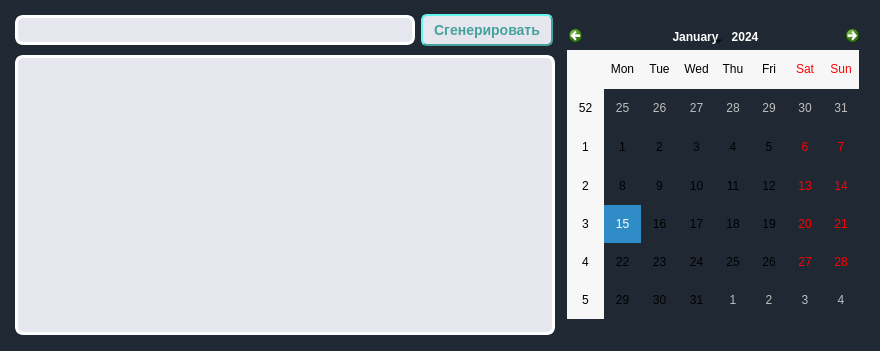
Above: ui/GenerationTaskWindow.ui from kiozet/TaskManagerWithAI before the change. Below: the same form after it.
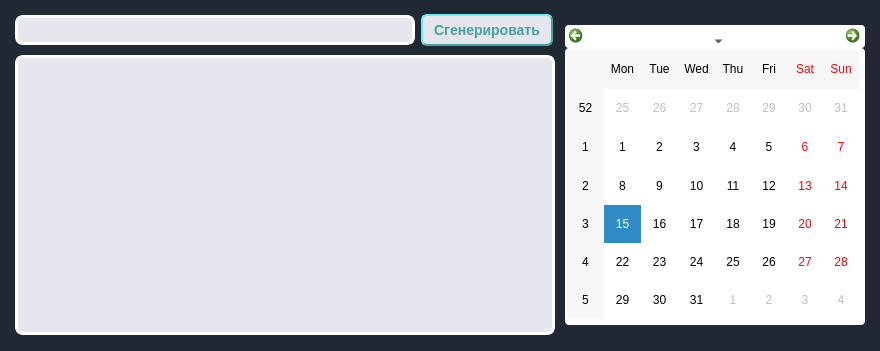
That is the form after the change.

Commit message: Edit background color in GenerationTaskWindow for calendar. Edit background-color in auth

Patch:
```diff
--- a/ui/GenerationTaskWindow.ui
+++ b/ui/GenerationTaskWindow.ui
@@ -184,7 +184,8 @@
       </size>
      </property>
      <property name="styleSheet">
-      <string notr="true">calendarWidget{
+      <string notr="true">QWidget
+{
     background-color: white;
 }</string>
      </property>
```
Left out of the diff: 2 changed lines with no effect on the pictures. The commit also changes 1 other file.
